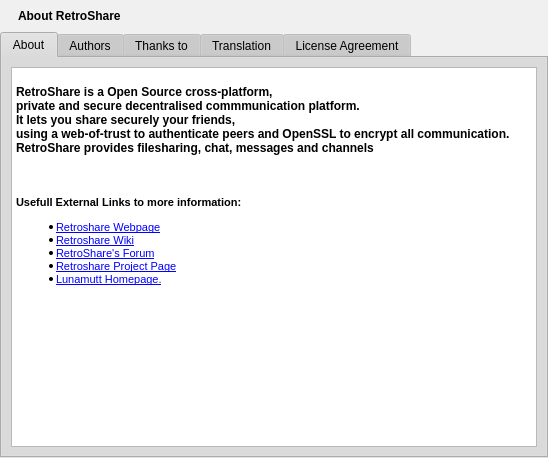
Before: the Qt Designer form retroshare-gui/src/gui/HelpDialog.ui in RetroShare/RetroShare, drawn with Qt 5.
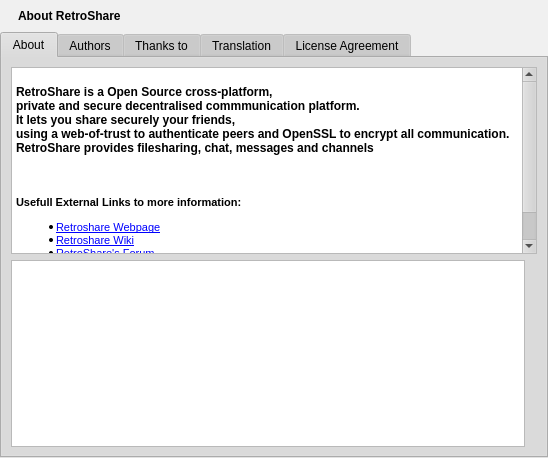
After: the same form once the commit is applied. Icons and pictures are not drawn.

Commit message: Add a static and a build time version information

Diff of the .ui file:
```diff
--- a/retroshare-gui/src/gui/HelpDialog.ui
+++ b/retroshare-gui/src/gui/HelpDialog.ui
@@ -555,6 +555,9 @@
          </property>
         </widget>
        </item>
+       <item row="1" column="0">
+        <widget class="QTextBrowser" name="version"/>
+       </item>
       </layout>
      </widget>
      <widget class="QWidget" name="tab_2">
```
The commit also changes 4 other files.
